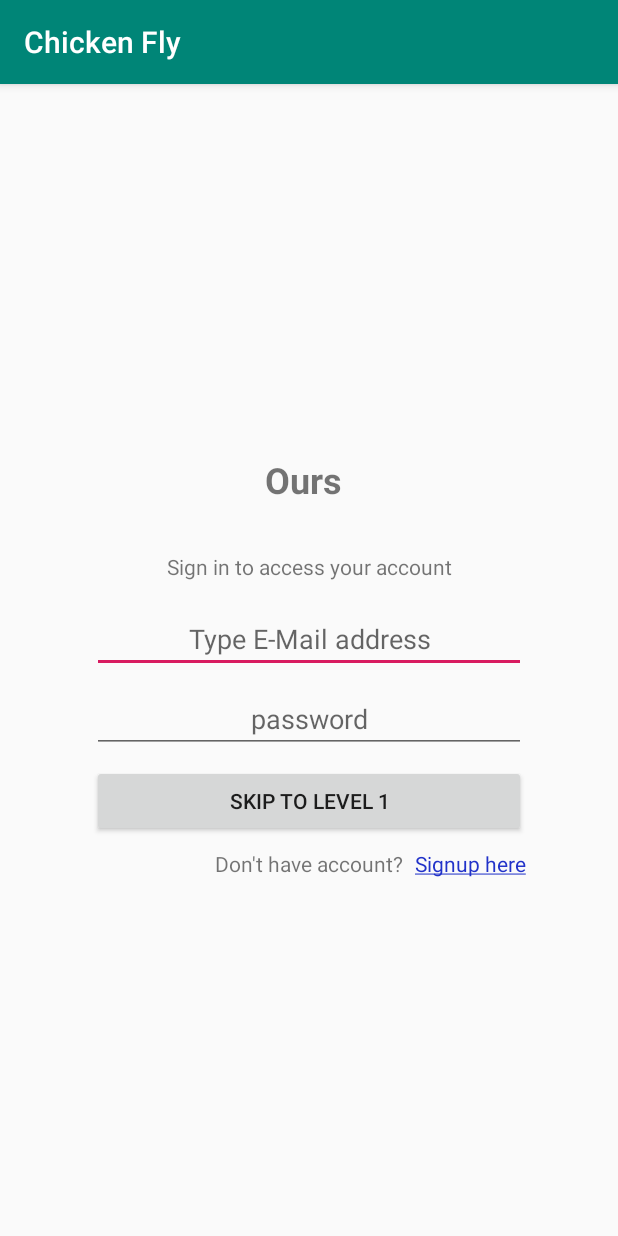
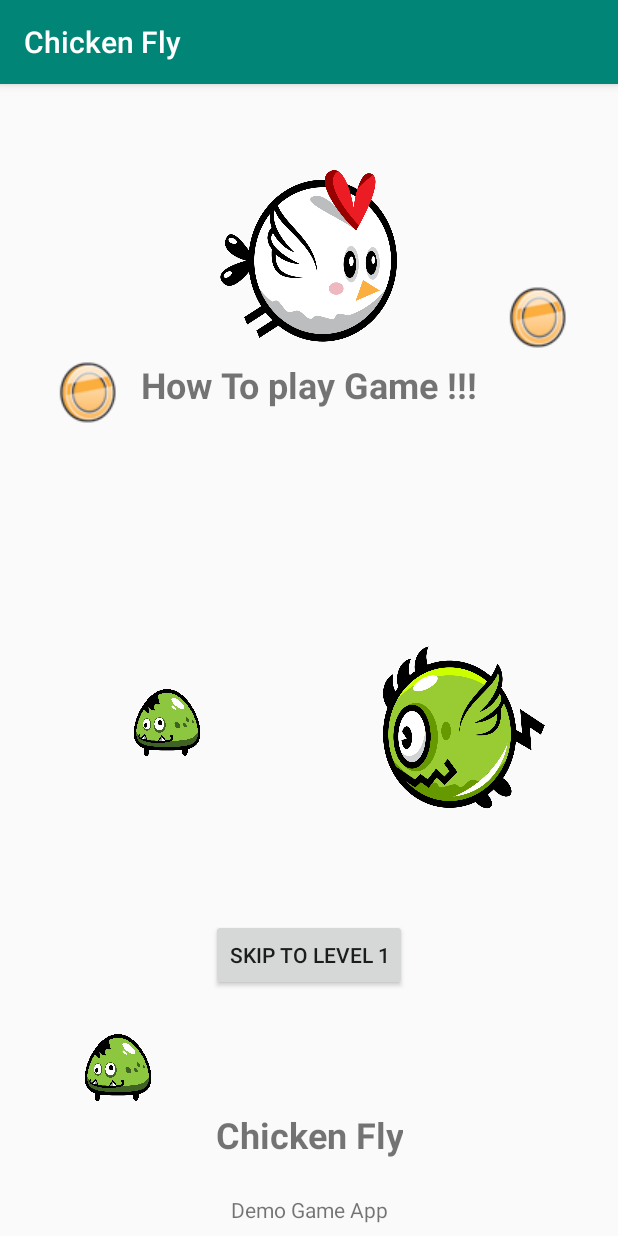
Before and after one commit to shivachit1/Chicken-Fly, an Android app: the screen it shows after launch (LogInActivity), on a phone screen of 412 x 824 dp. Run offline under Robolectric (Android 15) with nearby library versions, the phone set to English and light mode, and no system bars; 2 statements that could not run were skipped.

Commit message:
Home Screen with characters. Animation included.

```diff
--- a/app/src/main/res/layout/activity_main.xml
+++ b/app/src/main/res/layout/activity_main.xml
@@ -8,8 +8,9 @@
     tools:context=".activities.LogInActivity">
 
     <android.support.constraint.ConstraintLayout
-        android:layout_width="wrap_content"
-        android:layout_height="wrap_content"
+        android:id="@+id/touchlistenerlayout"
+        android:layout_width="0dp"
+        android:layout_height="0dp"
         android:layout_marginStart="8dp"
         android:layout_marginTop="8dp"
         android:layout_marginEnd="8dp"
@@ -20,98 +21,176 @@
         app:layout_constraintStart_toStartOf="parent"
         app:layout_constraintTop_toTopOf="parent">
 
-        <TextView
-            android:id="@+id/textView5"
+        <android.support.v4.view.ViewPager
+            android:id="@+id/viewPager"
             android:layout_width="0dp"
-            android:layout_height="wrap_content"
-            android:layout_marginEnd="8dp"
-            android:gravity="center"
-            android:padding="16dp"
-            android:text="Ours"
-            android:textSize="24sp"
-            android:textStyle="bold"
+            android:layout_height="200dp"
+            android:layout_marginTop="8dp"
             app:layout_constraintEnd_toEndOf="parent"
             app:layout_constraintStart_toStartOf="parent"
-            app:layout_constraintTop_toTopOf="parent" />
+            app:layout_constraintTop_toBottomOf="@+id/textView3">
+
+        </android.support.v4.view.ViewPager>
 
         <TextView
             android:id="@+id/textView3"
             android:layout_width="wrap_content"
             android:layout_height="wrap_content"
             android:layout_marginStart="8dp"
+            android:layout_marginTop="8dp"
             android:layout_marginEnd="8dp"
-            android:gravity="center"
-            android:padding="16dp"
-            android:text="@string/sign_in_to_access_your_account"
+            android:text="How To play Game !!!"
+            android:textSize="24sp"
+            android:textStyle="bold"
             app:layout_constraintEnd_toEndOf="parent"
             app:layout_constraintStart_toStartOf="parent"
-            app:layout_constraintTop_toBottomOf="@+id/textView5" />
-
-        <EditText
-            android:id="@+id/editText"
-            android:layout_width="0dp"
-            android:layout_height="wrap_content"
-            android:layout_marginStart="8dp"
-            android:layout_marginEnd="8dp"
-            android:ems="10"
-            android:gravity="center"
-            android:hint="@string/type_e_mail_address"
-            android:inputType="textEmailAddress"
-            app:layout_constraintEnd_toEndOf="parent"
-            app:layout_constraintHorizontal_bias="0.0"
-            app:layout_constraintStart_toStartOf="parent"
-            app:layout_constraintTop_toBottomOf="@+id/textView3" />
-
-        <EditText
-            android:id="@+id/editText2"
-            android:layout_width="0dp"
-            android:layout_height="wrap_content"
-            android:layout_marginStart="8dp"
-            android:layout_marginTop="8dp"
-            android:layout_marginEnd="8dp"
-            android:ems="10"
-            android:gravity="center"
-            android:hint="@string/password"
-            android:inputType="textPassword"
-            app:layout_constraintEnd_toEndOf="parent"
-            app:layout_constraintStart_toStartOf="parent"
-            app:layout_constraintTop_toBottomOf="@+id/editText" />
+            app:layout_constraintTop_toBottomOf="@+id/chickenimageview" />
 
         <Button
             android:id="@+id/signIn"
-            android:layout_width="0dp"
-            android:layout_height="wrap_content"
-            android:layout_marginStart="8dp"
-            android:layout_marginTop="8dp"
-            android:layout_marginEnd="8dp"
-            android:text="Skip to level 1"
-            app:layout_constraintEnd_toEndOf="parent"
-            app:layout_constraintStart_toStartOf="parent"
-            app:layout_constraintTop_toBottomOf="@+id/editText2" />
-
-        <TextView
-            android:id="@+id/textView4"
-            android:layout_width="wrap_content"
-            android:layout_height="wrap_content"
-            android:layout_marginTop="8dp"
-            android:layout_marginBottom="8dp"
-            android:text="Don't have account?"
-            app:layout_constraintBottom_toBottomOf="parent"
-            app:layout_constraintEnd_toEndOf="parent"
-            app:layout_constraintStart_toStartOf="parent"
-            app:layout_constraintTop_toBottomOf="@+id/signIn" />
-
-        <TextView
-            android:id="@+id/signuphere"
             android:layout_width="wrap_content"
             android:layout_height="wrap_content"
             android:layout_marginStart="8dp"
             android:layout_marginEnd="8dp"
-            android:text="@string/signup_here"
-            android:textColor="#2132C9"
-            app:layout_constraintBottom_toBottomOf="@+id/textView4"
+            android:layout_marginBottom="8dp"
+            android:text="Skip to level 1"
+            app:layout_constraintBottom_toBottomOf="parent"
             app:layout_constraintEnd_toEndOf="parent"
-            app:layout_constraintStart_toEndOf="@+id/textView4"
-            app:layout_constraintTop_toTopOf="@+id/textView4" />
+            app:layout_constraintStart_toStartOf="parent"
+            app:layout_constraintTop_toBottomOf="@+id/viewPager" />
+
+        <ImageView
+            android:id="@+id/chickenimageview"
+            android:layout_width="120dp"
+            android:layout_height="120dp"
+            android:layout_marginStart="32dp"
+            android:layout_marginTop="32dp"
+            android:layout_marginEnd="32dp"
+            android:background="@drawable/chicken1"
+            app:layout_constraintEnd_toEndOf="parent"
+            app:layout_constraintStart_toStartOf="parent"
+            app:layout_constraintTop_toTopOf="parent" />
+
+        <android.support.constraint.ConstraintLayout
+            android:id="@+id/monstersLayout"
+            android:layout_width="match_parent"
+            android:layout_height="match_parent"
+            android:layout_marginStart="16dp"
+            android:layout_marginTop="16dp"
+            android:layout_marginEnd="16dp"
+            android:layout_marginBottom="16dp"
+            app:layout_constraintBottom_toBottomOf="parent"
+            app:layout_constraintEnd_toEndOf="parent"
+            app:layout_constraintStart_toStartOf="parent"
+            app:layout_constraintTop_toTopOf="parent">
+
+            <ImageView
+                android:id="@+id/bigmonster"
+                android:layout_width="110dp"
+                android:layout_height="110dp"
+                android:layout_marginStart="8dp"
+                android:layout_marginTop="8dp"
+                android:layout_marginEnd="8dp"
+                android:layout_marginBottom="8dp"
+                android:background="@drawable/monsterchicken1"
+                android:scaleX="-1"
+                app:layout_constraintBottom_toBottomOf="parent"
+                app:layout_constraintEnd_toEndOf="parent"
+                app:layout_constraintHorizontal_bias="1.0"
+                app:layout_constraintStart_toStartOf="parent"
+                app:layout_constraintTop_toTopOf="parent"
+                app:layout_constraintVertical_bias="0.58" />
+
+            <ImageView
+                android:id="@+id/smallmonster1"
+                android:layout_width="45dp"
+                android:layout_height="45dp"
+                android:layout_marginStart="8dp"
+                android:layout_marginTop="8dp"
+                android:layout_marginEnd="8dp"
+                android:layout_marginBottom="8dp"
+                android:background="@drawable/smallmonster1"
+                app:layout_constraintBottom_toBottomOf="parent"
+                app:layout_constraintEnd_toEndOf="parent"
+                app:layout_constraintHorizontal_bias="0.151"
+                app:layout_constraintStart_toStartOf="parent"
+                app:layout_constraintTop_toTopOf="parent"
+                app:layout_constraintVertical_bias="0.566" />
+
+            <ImageView
+                android:id="@+id/smallmonster2"
+                android:layout_width="45dp"
+                android:layout_height="45dp"
+                android:layout_marginStart="8dp"
+                android:layout_marginTop="8dp"
+                android:layout_marginEnd="8dp"
+                android:layout_marginBottom="8dp"
+                android:background="@drawable/smallmonster1"
+                app:layout_constraintBottom_toBottomOf="parent"
+                app:layout_constraintEnd_toEndOf="parent"
+                app:layout_constraintHorizontal_bias="0.029"
+                app:layout_constraintStart_toStartOf="parent"
+                app:layout_constraintTop_toTopOf="parent"
+                app:layout_constraintVertical_bias="0.933" />
+        </android.support.constraint.ConstraintLayout>
+
+    </android.support.constraint.ConstraintLayout>
+
+    <android.support.constraint.ConstraintLayout
+        android:id="@+id/coinsLayout"
+        android:layout_width="match_parent"
+        android:layout_height="match_parent"
+        app:layout_constraintBottom_toBottomOf="parent"
+        app:layout_constraintEnd_toEndOf="parent"
+        app:layout_constraintStart_toStartOf="parent"
+        app:layout_constraintTop_toTopOf="parent">
+
+        <TextView
+            android:id="@+id/textView12"
+            android:layout_width="wrap_content"
+            android:layout_height="wrap_content"
+            android:layout_marginBottom="8dp"
+            android:text="Demo Game App"
+            app:layout_constraintBottom_toBottomOf="parent"
+            app:layout_constraintEnd_toEndOf="@+id/textView5"
+            app:layout_constraintStart_toStartOf="@+id/textView5" />
+
+        <TextView
+            android:id="@+id/textView5"
+            android:layout_width="wrap_content"
+            android:layout_height="wrap_content"
+            android:layout_marginBottom="8dp"
+            android:gravity="center"
+            android:padding="16dp"
+            android:text="Chicken Fly"
+            android:textSize="24sp"
+            android:textStyle="bold"
+            app:layout_constraintBottom_toTopOf="@+id/textView12"
+            app:layout_constraintEnd_toEndOf="parent"
+            app:layout_constraintStart_toStartOf="parent" />
+
+        <ImageView
+            android:id="@+id/coin1"
+            android:layout_width="wrap_content"
+            android:layout_height="wrap_content"
+            android:background="@drawable/coin1"
+            app:layout_constraintBottom_toBottomOf="parent"
+            app:layout_constraintEnd_toEndOf="parent"
+            app:layout_constraintHorizontal_bias="0.094"
+            app:layout_constraintStart_toStartOf="parent"
+            app:layout_constraintTop_toTopOf="parent"
+            app:layout_constraintVertical_bias="0.252" />
+
+        <ImageView
+            android:id="@+id/coin2"
+            android:layout_width="wrap_content"
+            android:layout_height="wrap_content"
+            android:background="@drawable/coin1"
+            app:layout_constraintBottom_toTopOf="@+id/coin1"
+            app:layout_constraintEnd_toEndOf="parent"
+            app:layout_constraintHorizontal_bias="0.922"
+            app:layout_constraintStart_toStartOf="parent"
+            app:layout_constraintTop_toTopOf="parent"
+            app:layout_constraintVertical_bias="1.0" />
     </android.support.constraint.ConstraintLayout>
 </android.support.constraint.ConstraintLayout>
```
